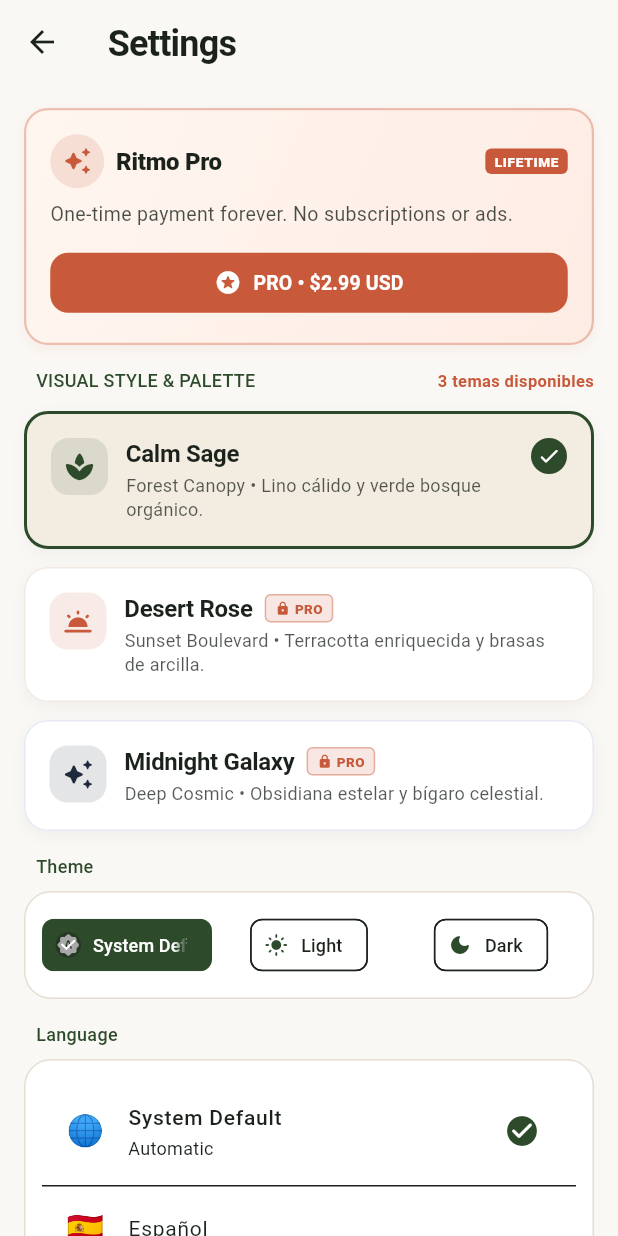
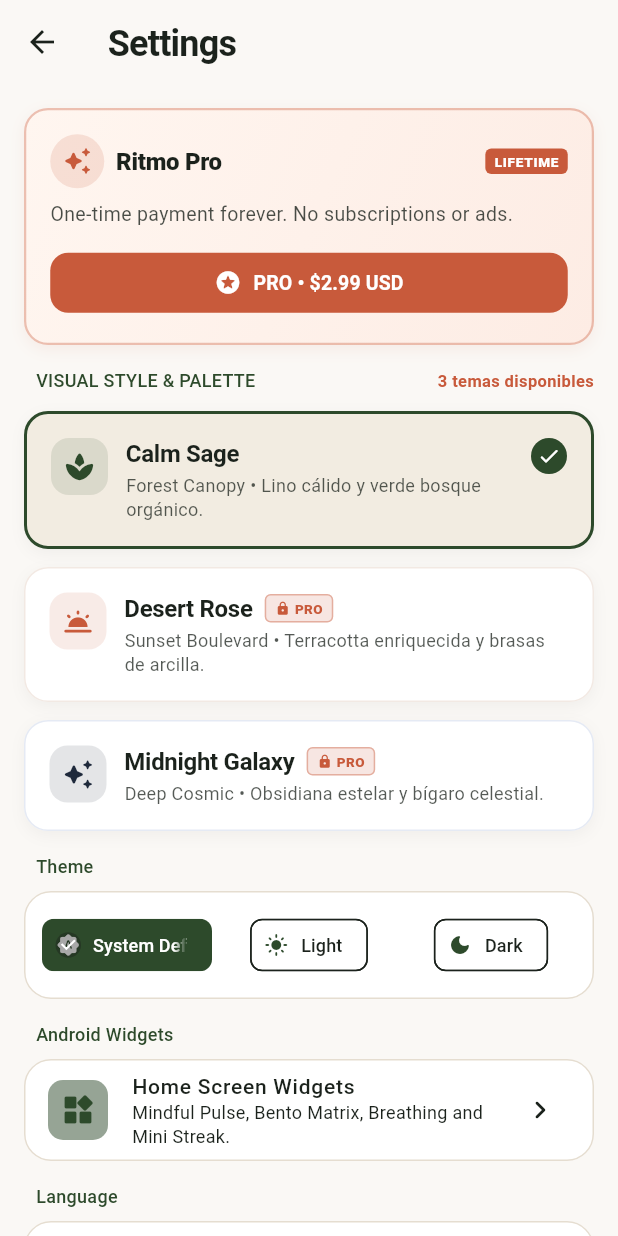
Before and after one commit to leobenveniste/omniverse-labs, a Flutter app: the screen it shows after launch, after a tap on the "settings" icon, on a phone screen of 412 x 824 dp. Run offline on Flutter 3.47's test engine with Material 3 defaults, Android fonts, the phone set to English and light mode, and no system bars; our stand-ins replace audioplayers, camera, file_picker, flutter_local_notifications, flutter_riverpod, google_fonts and 8 more; missing offline and left inert: google_mlkit_text_recognition, home_widget; accounts and stored records are empty; statements that could not run were skipped.

Commit message:
feat(ritmo): comprehensive widget overhaul with completed states, silent toggles, breathing sanctuary and widgets gallery (v14)

```diff
--- a/apps/rutina_journal/lib/l10n/strings_en.dart
+++ b/apps/rutina_journal/lib/l10n/strings_en.dart
@@ -299,4 +299,9 @@
   'routineWorkoutWarmupDesc': 'Dynamic mobility and mental focus for energized training.',
   'allHabitsCompletedTitle': 'All Habits Conquered!',
   'allHabitsCompletedSubtitle': 'You completed all your habits for today. Consistency builds your best self.',
+  'widgetsGalleryTitle': 'Home Screen Widgets',
+  'widgetsGalleryHeader': 'Your habits on your screen',
+  'widgetsGallerySub': 'Add widgets to track your streak and breathe with 1 tap.',
+  'widgetsOptionTitle': 'Android Widgets',
+  'widgetsOptionSubtitle': 'Mindful Pulse, Bento Matrix, Breathing and Mini Streak.',
 };
--- a/apps/rutina_journal/lib/l10n/strings_es.dart
+++ b/apps/rutina_journal/lib/l10n/strings_es.dart
@@ -299,4 +299,9 @@
   'routineWorkoutWarmupDesc': 'Movilidad dinámica y enfoque mental para entrenar con energía.',
   'allHabitsCompletedTitle': '¡Día Completo Conquistado!',
   'allHabitsCompletedSubtitle': 'Has completado todos tus hábitos de hoy. Tu constancia construye tu mejor versión.',
+  'widgetsGalleryTitle': 'Widgets de Pantalla de Inicio',
+  'widgetsGalleryHeader': 'Tus hábitos en tu pantalla',
+  'widgetsGallerySub': 'Añade widgets para seguir tu racha y respirar con 1 toque.',
+  'widgetsOptionTitle': 'Widgets para Android',
+  'widgetsOptionSubtitle': 'Pulso Diario, Matriz Bento, Respiración y Mini Racha.',
 };
--- a/apps/rutina_journal/lib/l10n/strings_fr.dart
+++ b/apps/rutina_journal/lib/l10n/strings_fr.dart
@@ -299,4 +299,9 @@
   'routineWorkoutWarmupDesc': 'Mobilité dynamique et concentration pour un entraînement énergique.',
   'allHabitsCompletedTitle': 'Tous les Habitudes Accomplies !',
   'allHabitsCompletedSubtitle': 'Vous avez complété toutes vos habitudes du jour. La constance construit votre meilleure version.',
+  'widgetsGalleryTitle': 'Widgets de l’Écran d’Accueil',
+  'widgetsGalleryHeader': 'Vos habitudes sur votre écran',
+  'widgetsGallerySub': 'Ajoutez des widgets pour suivre votre série et respirer en 1 geste.',
+  'widgetsOptionTitle': 'Widgets pour Android',
+  'widgetsOptionSubtitle': 'Pouls Quotidien, Matrice Bento, Respiration et Mini Série.',
 };
--- a/apps/rutina_journal/lib/l10n/strings_it.dart
+++ b/apps/rutina_journal/lib/l10n/strings_it.dart
@@ -299,4 +299,9 @@
   'routineWorkoutWarmupDesc': 'Mobilità dinamica e concentrazione per allenarsi con energia.',
   'allHabitsCompletedTitle': 'Tutte le Abitudini Completate!',
   'allHabitsCompletedSubtitle': 'Hai completato tutte le tue abitudini di oggi. La costanza costruisce la tua versione migliore.',
+  'widgetsGalleryTitle': 'Widget della Schermata Home',
+  'widgetsGalleryHeader': 'Le tue abitudini sul tuo schermo',
+  'widgetsGallerySub': 'Aggiungi widget per monitorare la tua serie e respirare con 1 tocco.',
+  'widgetsOptionTitle': 'Widget per Android',
+  'widgetsOptionSubtitle': 'Polso Quotidiano, Matrice Bento, Respirazione e Mini Serie.',
 };
--- a/apps/rutina_journal/lib/l10n/strings_pt.dart
+++ b/apps/rutina_journal/lib/l10n/strings_pt.dart
@@ -299,4 +299,9 @@
   'routineWorkoutWarmupDesc': 'Mobilidade dinâmica e foco mental para treinar com energia.',
   'allHabitsCompletedTitle': 'Dia Completo Conquistado!',
   'allHabitsCompletedSubtitle': 'Você completou todos os seus hábitos de hoje. A consistência constrói sua melhor versão.',
+  'widgetsGalleryTitle': 'Widgets de Tela Inicial',
+  'widgetsGalleryHeader': 'Seus hábitos na sua tela',
+  'widgetsGallerySub': 'Adicione widgets para acompanhar sua sequência e respirar com 1 toque.',
+  'widgetsOptionTitle': 'Widgets para Android',
+  'widgetsOptionSubtitle': 'Pulso Diário, Matriz Bento, Respiração e Mini Sequência.',
 };
--- a/apps/rutina_journal/lib/screens/settings_screen.dart
+++ b/apps/rutina_journal/lib/screens/settings_screen.dart
@@ -13,6 +13,7 @@
 import '../utils/haptics_helper.dart';
 import '../widgets/about_dialog_widget.dart';
 import '../widgets/paywall_sheet.dart';
+import 'widgets_gallery_screen.dart';
 
 class SettingsScreen extends StatelessWidget {
   final PreferencesService prefs;
@@ -114,6 +115,40 @@
                       _buildThemeChip(context, ThemeMode.dark, l10n.t('themeDark'), Icons.dark_mode_rounded),
                     ],
                   ),
+                ),
+              ),
+              const SizedBox(height: AppSpacing.md),
+
+              // Android Widgets Gallery
+              _buildSectionHeader(context, l10n.t('widgetsOptionTitle')),
+              Card(
+                child: ListTile(
+                  leading: Container(
+                    padding: const EdgeInsets.all(8),
+                    decoration: BoxDecoration(
+                      color: theme.colorScheme.primaryContainer.withValues(alpha: 0.5),
+                      borderRadius: BorderRadius.circular(10),
+                    ),
+                    child: Icon(Icons.widgets_rounded, color: theme.colorScheme.primary),
+                  ),
+                  title: Text(
+                    l10n.t('widgetsGalleryTitle'),
+                    style: AppTypography.body(theme.colorScheme.onSurface, isMedium: true),
+                  ),
+                  subtitle: Text(
+                    l10n.t('widgetsOptionSubtitle'),
+                    style: AppTypography.caption(theme.colorScheme.onSurfaceVariant),
+                  ),
+                  trailing: const Icon(Icons.chevron_right_rounded),
+                  onTap: () {
+                    HapticsHelper.selection();
+                    Navigator.push(
+                      context,
+                      MaterialPageRoute(
+                        builder: (_) => WidgetsGalleryScreen(premiumService: premiumService),
+                      ),
+                    );
+                  },
                 ),
               ),
               const SizedBox(height: AppSpacing.md),
--- a/apps/rutina_journal/lib/services/app_services.dart
+++ b/apps/rutina_journal/lib/services/app_services.dart
@@ -52,7 +52,7 @@
     final routine = RoutineService(storage, habit);
     final journal = JournalService(storage);
     final audio = AudioService();
-    final widgetSync = WidgetSyncService(habit, premium);
+    final widgetSync = WidgetSyncService(habit, premium, preferences);
     await widgetSync.handlePendingWidgetLaunch();
 
     return AppServices._(
--- a/apps/rutina_journal/lib/services/widget_sync_service.dart
+++ b/apps/rutina_journal/lib/services/widget_sync_service.dart
@@ -1,6 +1,8 @@
 import 'package:flutter/foundation.dart';
+import 'package:flutter/material.dart';
 import 'package:home_widget/home_widget.dart';
 import '../services/habit_service.dart';
+import '../services/preferences_service.dart';
 import '../services/premium_service.dart';
 import '../utils/date_utils.dart';
 
@@ -8,11 +10,18 @@
   static const String appGroupId = 'group.com.omniverselabs.ritmo';
   static const String androidPulseWidget = 'RitmoPulseWidgetProvider';
   static const String androidBentoWidget = 'RitmoBentoWidgetProvider';
+  static const String androidBreathingWidget = 'RitmoBreathingWidgetProvider';
+  static const String androidMiniPulseWidget = 'RitmoMiniPulseWidgetProvider';
 
   final HabitService _habitService;
   final PremiumService _premiumService;
+  final PreferencesService? _preferencesService;
 
-  WidgetSyncService(this._habitService, this._premiumService) {
+  WidgetSyncService(
+    this._habitService,
+    this._premiumService, [
+    this._preferencesService,
+  ]) {
     _init();
   }
 
@@ -20,6 +29,7 @@
     HomeWidget.setAppGroupId(appGroupId);
     _habitService.addListener(syncWidgets);
     _premiumService.addListener(syncWidgets);
+    _preferencesService?.addListener(syncWidgets);
     syncWidgets();
   }
 
@@ -48,30 +58,41 @@
 
       final phase = _calculateCircadianPhase();
       final isPro = _premiumService.isPro;
+      final allCompleted = doneCount >= totalCount && totalCount > 0;
+      final hasHabits = totalCount > 0;
+      final themePreset = _preferencesService?.themePreset.name ?? 'calmSage';
+      final isDark = _preferencesService?.themeMode == ThemeMode.dark;
+      final breathingMinutes = _premiumService.todayFocusSessionsCount * 5;
 
-      // Common Pulse data
+      // Common Widget data
       await HomeWidget.saveWidgetData<int>('pulse_streak', maxStreak);
       await HomeWidget.saveWidgetData<int>('pulse_done_count', doneCount);
       await HomeWidget.saveWidgetData<int>('pulse_total_count', totalCount);
+      await HomeWidget.saveWidgetData<bool>('all_completed', allCompleted);
+      await HomeWidget.saveWidgetData<bool>('has_habits', hasHabits);
       await HomeWidget.saveWidgetData<String>('circadian_phase', phase);
+      await HomeWidget.saveWidgetData<String>('theme_preset', themePreset);
+      await HomeWidget.saveWidgetData<bool>('is_dark', isDark);
       await HomeWidget.saveWidgetData<bool>('is_pro', isPro);
+      await HomeWidget.saveWidgetData<int>('breathing_minutes', breathingMinutes);
 
-      // Top 3 habits for Bento Matrix
+      // Top 3 habits for Bento Matrix (fixed key indexing)
       for (int i = 0; i < 3; i++) {
+        final slotIndex = i + 1;
         if (i < habits.length) {
           final h = habits[i];
           final done = _habitService.isCompleted(h.id, dateKey);
-          await HomeWidget.saveWidgetData<String>('bento_habit__title', h.title);
-          await HomeWidget.saveWidgetData<bool>('bento_habit__done', done);
-          await HomeWidget.saveWidgetData<String>('bento_habit__id', h.id);
+          await HomeWidget.saveWidgetData<String>('bento_habit_${slotIndex}_title', h.title);
+          await HomeWidget.saveWidgetData<bool>('bento_habit_${slotIndex}_done', done);
+          await HomeWidget.saveWidgetData<String>('bento_habit_${slotIndex}_id', h.id);
         } else {
-          await HomeWidget.saveWidgetData<String>('bento_habit__title', '');
-          await HomeWidget.saveWidgetData<bool>('bento_habit__done', false);
-          await HomeWidget.saveWidgetData<String>('bento_habit__id', '');
+          await HomeWidget.saveWidgetData<String>('bento_habit_${slotIndex}_title', '');
+          await HomeWidget.saveWidgetData<bool>('bento_habit_${slotIndex}_done', false);
+          await HomeWidget.saveWidgetData<String>('bento_habit_${slotIndex}_id', '');
         }
       }
 
-      // Trigger native widget update
+      // Trigger updates across all native widget providers
       await HomeWidget.updateWidget(
         name: androidPulseWidget,
         androidName: androidPulseWidget,
@@ -80,14 +101,22 @@
         name: androidBentoWidget,
         androidName: androidBentoWidget,
       );
+      await HomeWidget.updateWidget(
+        name: androidBreathingWidget,
+        androidName: androidBreathingWidget,
+      );
+      await HomeWidget.updateWidget(
+        name: androidMiniPulseWidget,
+        androidName: androidMiniPulseWidget,
+      );
     } catch (e) {
       if (kDebugMode) {
-        print('WidgetSyncService error: ');
+        print('WidgetSyncService error: $e');
       }
     }
   }
 
-  /// Checks if the widget requested an interactive toggle while the app was brought up
+  /// Checks and reconciles all pending toggles from the interactive home widget
   Future<void> handlePendingWidgetLaunch() async {
     try {
       final pendingHabitId = await HomeWidget.getWidgetData<String>('pending_toggle_habit_id');
@@ -95,9 +124,18 @@
         await HomeWidget.saveWidgetData<String>('pending_toggle_habit_id', '');
         await _habitService.toggleHabit(pendingHabitId, DateTime.now());
       }
+
+      final pendingBatch = await HomeWidget.getWidgetData<String>('pending_toggle_batch');
+      if (pendingBatch != null && pendingBatch.isNotEmpty) {
+        await HomeWidget.saveWidgetData<String>('pending_toggle_batch', '');
+        final ids = pendingBatch.split(',').where((id) => id.isNotEmpty);
+        for (final id in ids) {
+          await _habitService.toggleHabit(id, DateTime.now());
+        }
+      }
     } catch (e) {
       if (kDebugMode) {
-        print('handlePendingWidgetLaunch error: ');
+        print('handlePendingWidgetLaunch error: $e');
       }
     }
   }
--- a/apps/rutina_journal/pubspec.yaml
+++ b/apps/rutina_journal/pubspec.yaml
@@ -16,7 +16,7 @@
 # https://developer.apple.com/library/archive/documentation/General/Reference/InfoPlistKeyReference/Articles/CoreFoundationKeys.html
 # In Windows, build-name is used as the major, minor, and patch parts
 # of the product and file versions while build-number is used as the build suffix.
-version: 1.0.0+13
+version: 1.0.0+14
 
 environment:
   sdk: ^3.12.1
```
Also changed, not shown: apps/rutina_journal/lib/screens/widgets_gallery_screen.dart (added, +561 -0 lines), 10 other files.
